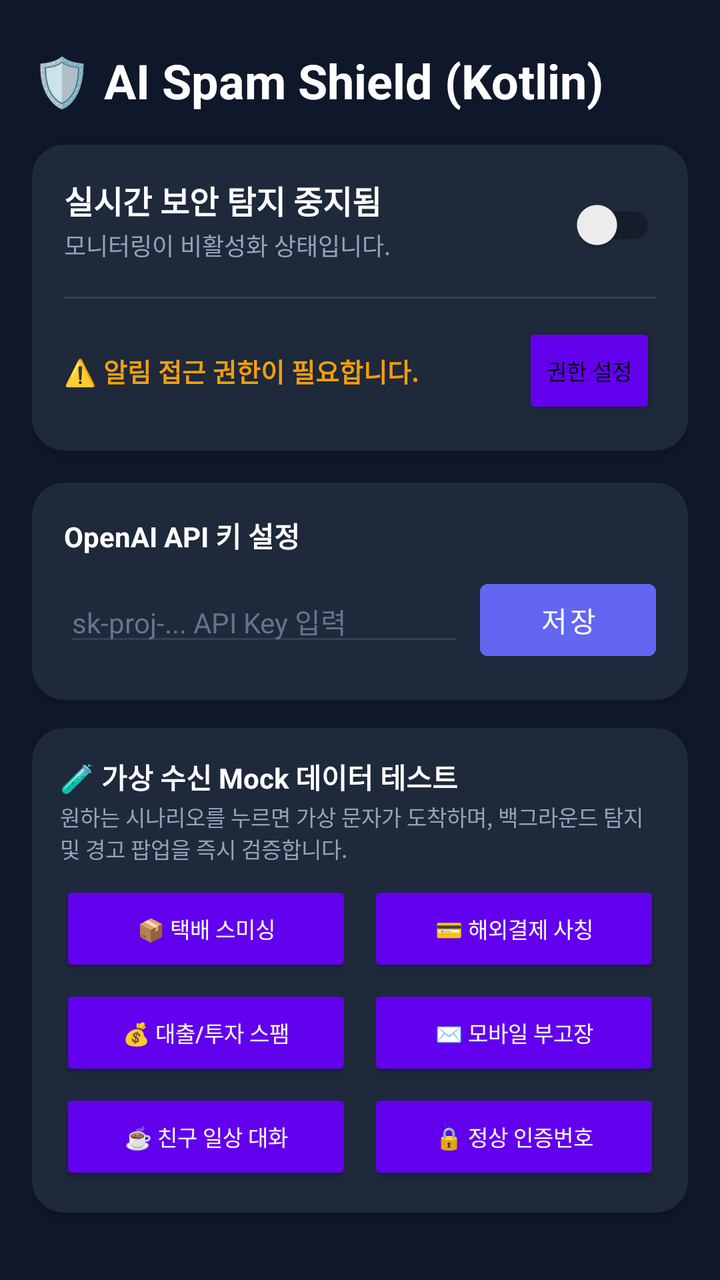
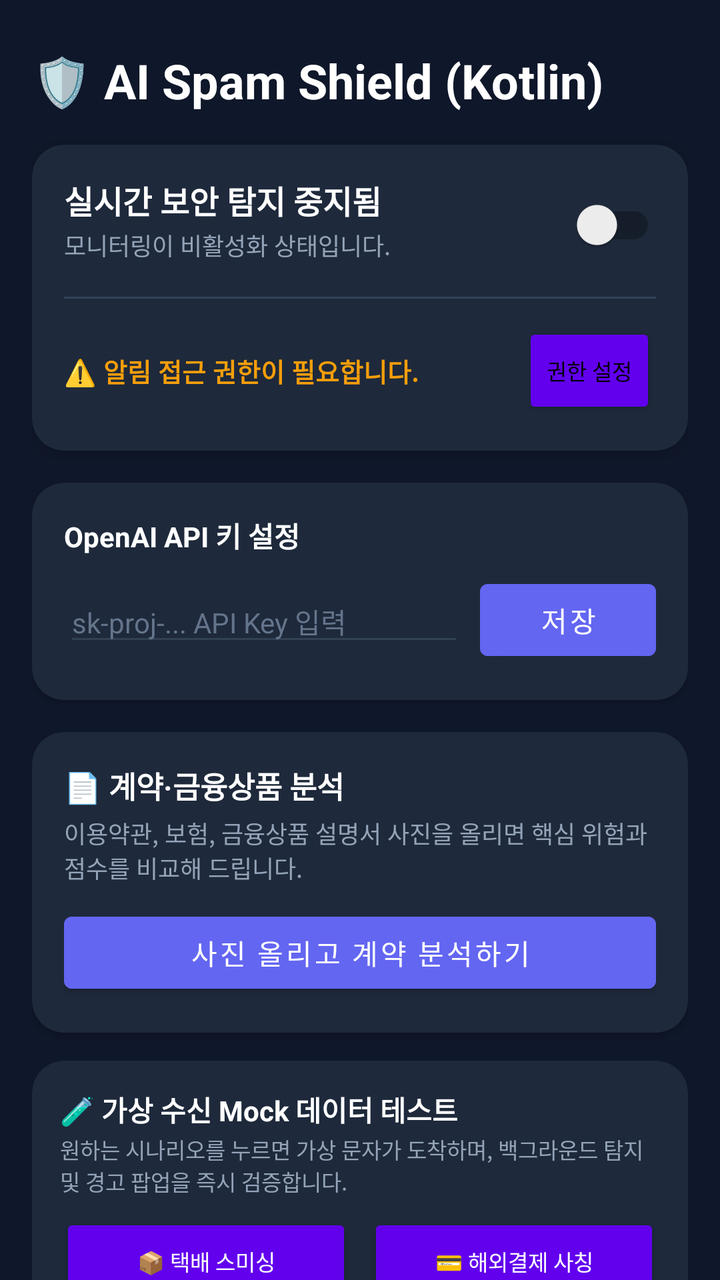

An Android layout rendered at two revisions. The XML below is the earlier revision; the diff shows what the commit changed to produce the second picture.
<!-- AndroidManifest.xml: application theme Theme.MaterialComponents.DayNight.NoActionBar -->
<!-- res/layout/activity_main.xml -->
<?xml version="1.0" encoding="utf-8"?>
<LinearLayout xmlns:android="http://schemas.android.com/apk/res/android"
    xmlns:app="http://schemas.android.com/apk/res-auto"
    xmlns:tools="http://schemas.android.com/tools"
    android:layout_width="match_parent"
    android:layout_height="match_parent"
    android:orientation="vertical"
    android:background="#0F172A"
    android:padding="16dp"
    tools:context=".MainActivity">

    
    <TextView
        android:id="@+id/tvTitle"
        android:layout_width="match_parent"
        android:layout_height="wrap_content"
        android:text="🛡️ AI Spam Shield (Kotlin)"
        android:textColor="#FFFFFF"
        android:textSize="24sp"
        android:textStyle="bold"
        android:gravity="center_vertical"
        android:paddingVertical="8dp" />

    
    <androidx.cardview.widget.CardView
        android:layout_width="match_parent"
        android:layout_height="wrap_content"
        android:layout_marginVertical="8dp"
        app:cardCornerRadius="16dp"
        app:cardBackgroundColor="#1E293B"
        app:cardElevation="4dp">

        <LinearLayout
            android:layout_width="match_parent"
            android:layout_height="wrap_content"
            android:orientation="vertical"
            android:padding="16dp">

            <RelativeLayout
                android:layout_width="match_parent"
                android:layout_height="wrap_content">

                <LinearLayout
                    android:layout_width="wrap_content"
                    android:layout_height="wrap_content"
                    android:orientation="vertical"
                    android:layout_alignParentStart="true"
                    android:layout_toStartOf="@id/swMonitoring">

                    <TextView
                        android:id="@+id/tvStatusTitle"
                        android:layout_width="wrap_content"
                        android:layout_height="wrap_content"
                        android:text="실시간 보안 탐지 중지됨"
                        android:textColor="#FFFFFF"
                        android:textSize="16sp"
                        android:textStyle="bold" />

                    <TextView
                        android:id="@+id/tvStatusSub"
                        android:layout_width="wrap_content"
                        android:layout_height="wrap_content"
                        android:text="모니터링이 비활성화 상태입니다."
                        android:textColor="#94A3B8"
                        android:textSize="12sp"
                        android:layout_marginTop="2dp" />
                </LinearLayout>

                <androidx.appcompat.widget.SwitchCompat
                    android:id="@+id/swMonitoring"
                    android:layout_width="wrap_content"
                    android:layout_height="wrap_content"
                    android:layout_alignParentEnd="true"
                    android:layout_centerVertical="true" />
            </RelativeLayout>

            <View
                android:layout_width="match_parent"
                android:layout_height="1dp"
                android:background="#334155"
                android:layout_marginVertical="12dp" />

            <RelativeLayout
                android:layout_width="match_parent"
                android:layout_height="wrap_content">

                <TextView
                    android:id="@+id/tvPermissionState"
                    android:layout_width="wrap_content"
                    android:layout_height="wrap_content"
                    android:layout_centerVertical="true"
                    android:layout_alignParentStart="true"
                    android:text="⚠️ 알림 접근 권한이 필요합니다."
                    android:textColor="#F59E0B"
                    android:textSize="13sp"
                    android:textStyle="bold" />

                <Button
                    android:id="@+id/btnPermission"
                    android:layout_width="wrap_content"
                    android:layout_height="wrap_content"
                    android:layout_alignParentEnd="true"
                    android:text="권한 설정"
                    android:textSize="11sp"
                    android:paddingHorizontal="12dp"
                    android:backgroundTint="#F59E0B"
                    android:textColor="#000000"
                    style="?android:attr/buttonStyleSmall" />
            </RelativeLayout>
        </LinearLayout>
    </androidx.cardview.widget.CardView>

    
    <androidx.cardview.widget.CardView
        android:layout_width="match_parent"
        android:layout_height="wrap_content"
        android:layout_marginVertical="8dp"
        app:cardCornerRadius="16dp"
        app:cardBackgroundColor="#1E293B"
        app:cardElevation="2dp">

        <LinearLayout
            android:layout_width="match_parent"
            android:layout_height="wrap_content"
            android:orientation="vertical"
            android:padding="16dp">

            <TextView
                android:layout_width="wrap_content"
                android:layout_height="wrap_content"
                android:text="OpenAI API 키 설정"
                android:textColor="#FFFFFF"
                android:textSize="14sp"
                android:textStyle="bold" />

            <LinearLayout
                android:layout_width="match_parent"
                android:layout_height="wrap_content"
                android:orientation="horizontal"
                android:layout_marginTop="8dp">

                <EditText
                    android:id="@+id/etApiKey"
                    android:layout_width="0dp"
                    android:layout_height="wrap_content"
                    android:layout_weight="1"
                    android:hint="sk-proj-... API Key 입력"
                    android:inputType="textPassword"
                    android:textColor="#FFFFFF"
                    android:textColorHint="#64748B"
                    android:textSize="14sp"
                    android:backgroundTint="#334155" />

                <Button
                    android:id="@+id/btnSaveKey"
                    android:layout_width="wrap_content"
                    android:layout_height="wrap_content"
                    android:layout_marginStart="8dp"
                    android:text="저장"
                    android:backgroundTint="#6366F1" />
            </LinearLayout>
        </LinearLayout>
    </androidx.cardview.widget.CardView>

    
    <androidx.cardview.widget.CardView
        android:layout_width="match_parent"
        android:layout_height="wrap_content"
        android:layout_marginVertical="6dp"
        app:cardCornerRadius="16dp"
        app:cardBackgroundColor="#1E293B"
        app:cardElevation="2dp">

        <LinearLayout
            android:layout_width="match_parent"
            android:layout_height="wrap_content"
            android:orientation="vertical"
            android:padding="14dp">

            <TextView
                android:layout_width="wrap_content"
                android:layout_height="wrap_content"
                android:text="🧪 가상 수신 Mock 데이터 테스트"
                android:textColor="#FFFFFF"
                android:textSize="14sp"
                android:textStyle="bold" />

            <TextView
                android:layout_width="match_parent"
                android:layout_height="wrap_content"
                android:text="원하는 시나리오를 누르면 가상 문자가 도착하며, 백그라운드 탐지 및 경고 팝업을 즉시 검증합니다."
                android:textColor="#94A3B8"
                android:textSize="11sp"
                android:layout_marginTop="2dp" />

            
            <LinearLayout
                android:layout_width="match_parent"
                android:layout_height="wrap_content"
                android:orientation="horizontal"
                android:layout_marginTop="8dp">

                <Button
                    android:id="@+id/btnMockDelivery"
                    android:layout_width="0dp"
                    android:layout_height="wrap_content"
                    android:layout_weight="1"
                    android:text="📦 택배 스미싱"
                    android:textSize="11sp"
                    android:backgroundTint="#EF4444"
                    android:textColor="#FFFFFF"
                    style="?android:attr/buttonStyleSmall" />

                <Space
                    android:layout_width="8dp"
                    android:layout_height="wrap_content" />

                <Button
                    android:id="@+id/btnMockPayment"
                    android:layout_width="0dp"
                    android:layout_height="wrap_content"
                    android:layout_weight="1"
                    android:text="💳 해외결제 사칭"
                    android:textSize="11sp"
                    android:backgroundTint="#EF4444"
                    android:textColor="#FFFFFF"
                    style="?android:attr/buttonStyleSmall" />
            </LinearLayout>

            
            <LinearLayout
                android:layout_width="match_parent"
                android:layout_height="wrap_content"
                android:orientation="horizontal"
                android:layout_marginTop="4dp">

                <Button
                    android:id="@+id/btnMockLoan"
                    android:layout_width="0dp"
                    android:layout_height="wrap_content"
                    android:layout_weight="1"
                    android:text="💰 대출/투자 스팸"
                    android:textSize="11sp"
                    android:backgroundTint="#F97316"
                    android:textColor="#FFFFFF"
                    style="?android:attr/buttonStyleSmall" />

                <Space
                    android:layout_width="8dp"
                    android:layout_height="wrap_content" />

                <Button
                    android:id="@+id/btnMockCondolence"
                    android:layout_width="0dp"
                    android:layout_height="wrap_content"
                    android:layout_weight="1"
                    android:text="✉️ 모바일 부고장"
                    android:textSize="11sp"
                    android:backgroundTint="#DC2626"
                    android:textColor="#FFFFFF"
                    style="?android:attr/buttonStyleSmall" />
            </LinearLayout>

            
            <LinearLayout
                android:layout_width="match_parent"
                android:layout_height="wrap_content"
                android:orientation="horizontal"
                android:layout_marginTop="4dp">

                <Button
                    android:id="@+id/btnMockNormalFriend"
                    android:layout_width="0dp"
                    android:layout_height="wrap_content"
                    android:layout_weight="1"
                    android:text="☕ 친구 일상 대화"
                    android:textSize="11sp"
                    android:backgroundTint="#10B981"
                    android:textColor="#FFFFFF"
                    style="?android:attr/buttonStyleSmall" />

                <Space
                    android:layout_width="8dp"
                    android:layout_height="wrap_content" />

                <Button
                    android:id="@+id/btnMockNormalAuth"
                    android:layout_width="0dp"
                    android:layout_height="wrap_content"
                    android:layout_weight="1"
                    android:text="🔒 정상 인증번호"
                    android:textSize="11sp"
                    android:backgroundTint="#059669"
                    android:textColor="#FFFFFF"
                    style="?android:attr/buttonStyleSmall" />
            </LinearLayout>
        </LinearLayout>
    </androidx.cardview.widget.CardView>

    
    <RelativeLayout
        android:layout_width="match_parent"
        android:layout_height="wrap_content"
        android:layout_marginTop="12dp">

        <TextView
            android:layout_width="wrap_content"
            android:layout_height="wrap_content"
            android:layout_alignParentStart="true"
            android:layout_centerVertical="true"
            android:text="📋 스캔 분석 이력 로그"
            android:textColor="#FFFFFF"
            android:textSize="15sp"
            android:textStyle="bold" />

        <TextView
            android:id="@+id/tvClearLogs"
            android:layout_width="wrap_content"
            android:layout_height="wrap_content"
            android:layout_alignParentEnd="true"
            android:layout_centerVertical="true"
            android:text="비우기"
            android:textColor="#94A3B8"
            android:textSize="13sp"
            android:clickable="true"
            android:focusable="true" />
    </RelativeLayout>

    
    <androidx.recyclerview.widget.RecyclerView
        android:id="@+id/rvLogs"
        android:layout_width="match_parent"
        android:layout_height="0dp"
        android:layout_weight="1"
        android:layout_marginTop="8dp"
        tools:listitem="@layout/item_log" />

</LinearLayout>
<!-- res/layout/item_log.xml (included above) -->
<?xml version="1.0" encoding="utf-8"?>
<androidx.cardview.widget.CardView xmlns:android="http://schemas.android.com/apk/res/android"
    xmlns:app="http://schemas.android.com/apk/res-auto"
    android:layout_width="match_parent"
    android:layout_height="wrap_content"
    android:layout_marginVertical="6dp"
    app:cardCornerRadius="12dp"
    app:cardBackgroundColor="#1E293B"
    app:cardElevation="2dp">

    <LinearLayout
        android:layout_width="match_parent"
        android:layout_height="wrap_content"
        android:orientation="vertical"
        android:padding="14dp">

        <RelativeLayout
            android:layout_width="match_parent"
            android:layout_height="wrap_content">

            <ImageView
                android:id="@+id/ivLogIcon"
                android:layout_width="32dp"
                android:layout_height="32dp"
                android:layout_alignParentStart="true"
                android:layout_centerVertical="true"
                android:src="@android:drawable/ic_dialog_alert"
                android:backgroundTint="#EF4444" />

            <LinearLayout
                android:layout_width="wrap_content"
                android:layout_height="wrap_content"
                android:orientation="vertical"
                android:layout_toEndOf="@id/ivLogIcon"
                android:layout_toStartOf="@id/tvLogTime"
                android:layout_marginStart="12dp"
                android:layout_centerVertical="true">

                <TextView
                    android:id="@+id/tvLogTitle"
                    android:layout_width="wrap_content"
                    android:layout_height="wrap_content"
                    android:text="010-1234-5678"
                    android:textColor="#FFFFFF"
                    android:textSize="14sp"
                    android:textStyle="bold" />

                <TextView
                    android:id="@+id/tvLogApp"
                    android:layout_width="wrap_content"
                    android:layout_height="wrap_content"
                    android:text="com.android.mms"
                    android:textColor="#64748B"
                    android:textSize="11sp" />
            </LinearLayout>

            <TextView
                android:id="@+id/tvLogTime"
                android:layout_width="wrap_content"
                android:layout_height="wrap_content"
                android:layout_alignParentEnd="true"
                android:layout_alignParentTop="true"
                android:text="12:34:56"
                android:textColor="#94A3B8"
                android:textSize="11sp" />
        </RelativeLayout>

        
        <TextView
            android:id="@+id/tvLogContent"
            android:layout_width="match_parent"
            android:layout_height="wrap_content"
            android:layout_marginTop="8dp"
            android:text="수신된 메시지 원본 텍스트 내용이 여기에 표시됩니다."
            android:textColor="#E2E8F0"
            android:textSize="13sp" />

        <View
            android:layout_width="match_parent"
            android:layout_height="1dp"
            android:background="#334155"
            android:layout_marginVertical="10dp" />

        
        <LinearLayout
            android:layout_width="match_parent"
            android:layout_height="wrap_content"
            android:orientation="vertical">

            <LinearLayout
                android:layout_width="match_parent"
                android:layout_height="wrap_content"
                android:orientation="horizontal"
                android:gravity="center_vertical">

                <TextView
                    android:layout_width="wrap_content"
                    android:layout_height="wrap_content"
                    android:text="보안 스캔 결과: "
                    android:textColor="#94A3B8"
                    android:textSize="11sp"
                    android:textStyle="bold" />

                <TextView
                    android:id="@+id/tvLogResultBadge"
                    android:layout_width="wrap_content"
                    android:layout_height="wrap_content"
                    android:text="⚠️ 스팸 (HIGH)"
                    android:textColor="#EF4444"
                    android:textSize="11sp"
                    android:textStyle="bold"
                    android:background="#3A1C22"
                    android:paddingHorizontal="6dp"
                    android:paddingVertical="2dp"
                    android:layout_marginStart="4dp" />
            </LinearLayout>

            <TextView
                android:id="@+id/tvLogReason"
                android:layout_width="match_parent"
                android:layout_height="wrap_content"
                android:layout_marginTop="6dp"
                android:text="스팸 판별 사유 및 AI 리포트 요약 텍스트"
                android:textColor="#FDBA74"
                android:textSize="12sp"
                android:lineSpacingMultiplier="1.2" />
        </LinearLayout>

    </LinearLayout>
</androidx.cardview.widget.CardView>
<!-- resources referenced by this layout -->
<resources>

</resources>

<!-- the commit's change to res/layout/activity_main.xml (unified diff, before → after) -->
@@ -1,13 +1,18 @@
 <?xml version="1.0" encoding="utf-8"?>
-<LinearLayout xmlns:android="http://schemas.android.com/apk/res/android"
+<androidx.core.widget.NestedScrollView xmlns:android="http://schemas.android.com/apk/res/android"
     xmlns:app="http://schemas.android.com/apk/res-auto"
     xmlns:tools="http://schemas.android.com/tools"
     android:layout_width="match_parent"
     android:layout_height="match_parent"
+    android:background="#0F172A"
+    android:fillViewport="true"
+    tools:context=".MainActivity">
+
+<LinearLayout
+    android:layout_width="match_parent"
+    android:layout_height="wrap_content"
     android:orientation="vertical"
-    android:background="#0F172A"
-    android:padding="16dp"
-    tools:context=".MainActivity">
+    android:padding="16dp">
 
     
     <TextView
@@ -159,6 +164,48 @@
                     android:text="저장"
                     android:backgroundTint="#6366F1" />
             </LinearLayout>
+            </LinearLayout>
+    </androidx.cardview.widget.CardView>
+
+    
+    <androidx.cardview.widget.CardView
+        android:layout_width="match_parent"
+        android:layout_height="wrap_content"
+        android:layout_marginVertical="8dp"
+        app:cardCornerRadius="16dp"
+        app:cardBackgroundColor="#1E293B"
+        app:cardElevation="2dp">
+
+        <LinearLayout
+            android:layout_width="match_parent"
+            android:layout_height="wrap_content"
+            android:orientation="vertical"
+            android:padding="16dp">
+
+            <TextView
+                android:layout_width="wrap_content"
+                android:layout_height="wrap_content"
+                android:text="📄 계약·금융상품 분석"
+                android:textColor="#FFFFFF"
+                android:textSize="15sp"
+                android:textStyle="bold" />
+
+            <TextView
+                android:layout_width="match_parent"
+                android:layout_height="wrap_content"
+                android:layout_marginTop="4dp"
+                android:text="이용약관, 보험, 금융상품 설명서 사진을 올리면 핵심 위험과 점수를 비교해 드립니다."
+                android:textColor="#94A3B8"
+                android:textSize="12sp" />
+
+            <Button
+                android:id="@+id/btnContractAnalysis"
+                android:layout_width="match_parent"
+                android:layout_height="wrap_content"
+                android:layout_marginTop="10dp"
+                android:backgroundTint="#6366F1"
+                android:text="사진 올리고 계약 분석하기"
+                android:textColor="#FFFFFF" />
         </LinearLayout>
     </androidx.cardview.widget.CardView>
 
@@ -330,12 +377,13 @@
     <androidx.recyclerview.widget.RecyclerView
         android:id="@+id/rvLogs"
         android:layout_width="match_parent"
-        android:layout_height="0dp"
-        android:layout_weight="1"
+        android:layout_height="wrap_content"
         android:layout_marginTop="8dp"
+        android:nestedScrollingEnabled="false"
         tools:listitem="@layout/item_log" />
 
 </LinearLayout>
+</androidx.core.widget.NestedScrollView>
 <!-- res/layout/item_log.xml (included above) -->
 <?xml version="1.0" encoding="utf-8"?>
 <androidx.cardview.widget.CardView xmlns:android="http://schemas.android.com/apk/res/android"
